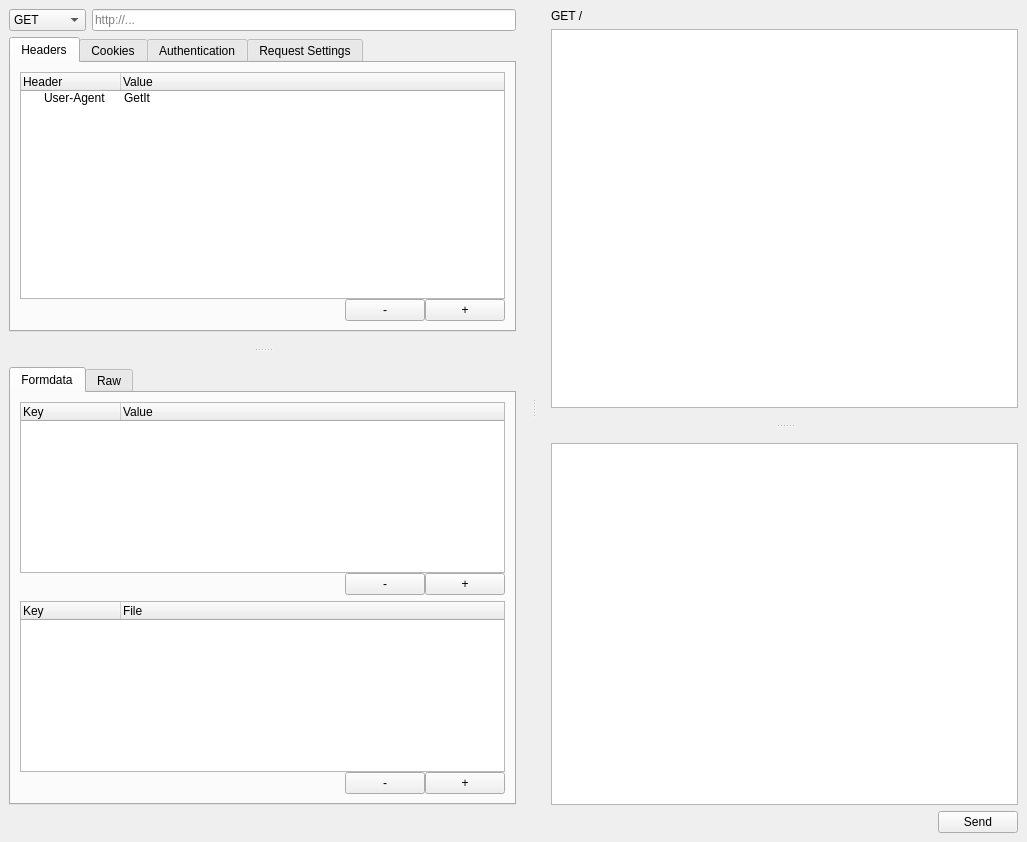
This is src/gui/MainWindow/MainWindow.ui in 5l1v3r1/GetIt as Qt 5 draws it before an edit. The edited form follows.
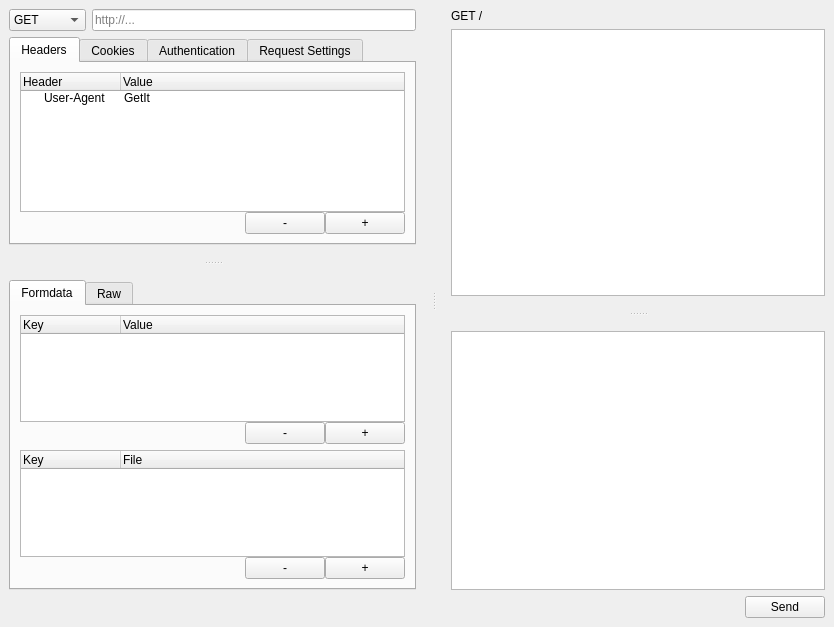
This is the edited form.

What changed in the file:
```diff
--- a/src/gui/MainWindow/MainWindow.ui
+++ b/src/gui/MainWindow/MainWindow.ui
@@ -6,8 +6,8 @@
    <rect>
     <x>0</x>
     <y>0</y>
-    <width>1027</width>
-    <height>842</height>
+    <width>834</width>
+    <height>627</height>
    </rect>
   </property>
   <property name="windowTitle">
```
Left out of the diff: 2 changed lines with no effect on the pictures.
